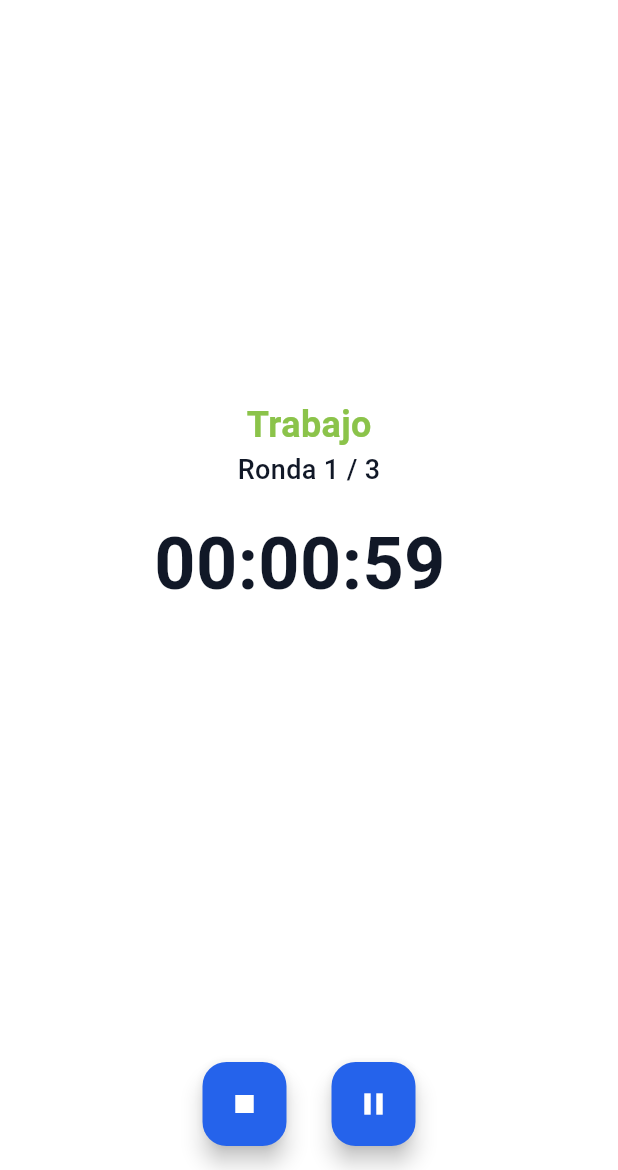
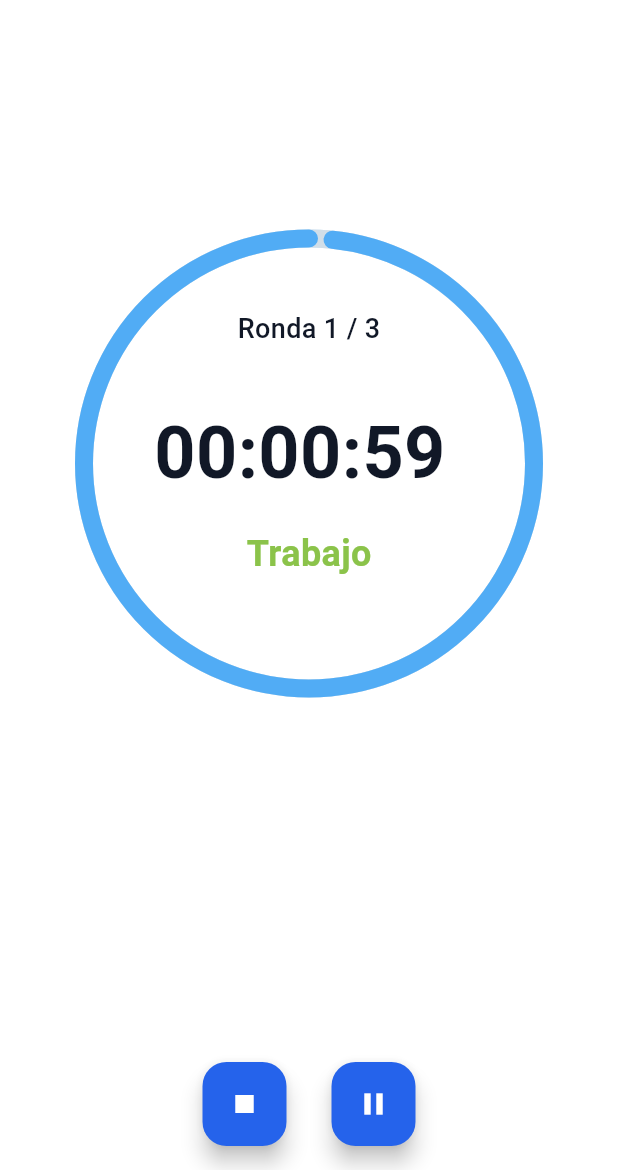
Before and after one commit to RaymundoSantorski/timer_app, a Flutter app: the screen it shows after launch, after a tap on the "remove" icon, after a tap on the "add" icon, after a tap on the "play arrow" icon, on a phone screen of 412 x 824 dp, the part 66-1236 px from its top. Run offline on Flutter 3.47's test engine with Material 3 defaults, Android fonts, the phone set to English and light mode, and no system bars; our stand-ins replace audioplayers, flutter_local_notifications, shared_preferences, timezone, vibration; missing offline and left inert: numeric_selector.

Commit message:
add: app finished

```diff
--- a/lib/main.dart
+++ b/lib/main.dart
@@ -5,10 +5,14 @@ import 'package:timer/models/timer_session.dart';
 import 'package:timer/services/audio_service.dart';
 import 'package:timer/services/notification_service.dart';
 import 'package:timer/services/timer_service.dart';
+import 'package:timer/widgets/active_timer.dart';
+import 'package:timer/widgets/circle.dart';
+import 'package:timer/widgets/circular_timer.dart';
 import 'package:timer/widgets/round.dart';
 import 'package:timer/widgets/round_controls.dart';
 import 'package:timer/widgets/runninfab.dart';
 import 'package:timer/widgets/set_rest_label.dart';
+import 'package:timer/widgets/set_timer.dart';
 import 'package:timer/widgets/stoppedfab.dart';
 import 'package:timer/widgets/time_selector.dart';
 import 'package:vibration/vibration.dart';
@@ -344,36 +348,26 @@ class _MyHomePageState extends State<MyHomePage> {
         mainAxisAlignment: MainAxisAlignment.center,
         children: [
           (isRunning || isPaused)
-              ? MyTimerState(
-                  key: Key('statusText_$selectorVersion'),
+              ? ActiveTimer(
                   isResting: isResting,
+                  currentRound: currentRound,
+                  progress:
+                      remainingSeconds /
+                      (isResting ? restSeconds : workSeconds),
+                  remainingSeconds: remainingSeconds,
+                  totalRounds: totalRounds,
+                  key: Key('active_timer_$selectorVersion'),
                 )
-              : SetRestLabel(
+              : SetTimer(
                   restSeconds: restSeconds,
                   onRestChanged: setRestSeconds,
-                ),
-          isRunning || isPaused
-              ? Round(
-                  currentRound: currentRound,
-                  totalRounds: totalRounds,
-                  key: Key('roundText_$selectorVersion'),
-                )
-              : RoundControls(
                   decrementRounds: decrementRounds,
                   totalRounds: totalRounds,
                   incrementRounds: incrementRounds,
+                  initialSeconds: workSeconds,
+                  onValueChanged: setWorkSeconds,
                 ),
-          (!isRunning && !isPaused)
-              ? TimeSelector(
-                  key: Key('$selectorVersion'),
-                  onValueChanged: setWorkSeconds,
-                  initialSeconds: workSeconds,
-                )
-              : WorkTime(
-                  workSeconds: remainingSeconds,
-                  key: Key('workTime_$selectorVersion'),
-                ),
-          SizedBox(height: 100),
+          SizedBox(height: 200),
         ],
       ),
     );
--- a/lib/services/notification_service.dart
+++ b/lib/services/notification_service.dart
@@ -160,7 +160,7 @@ class NotificationService {
       id: 1,
       title: 'N2',
       body: '15 seconds',
-      scheduledDate: n1,
+      scheduledDate: n2,
       notificationDetails: details,
       androidScheduleMode: AndroidScheduleMode.exactAllowWhileIdle,
     );
@@ -168,11 +168,10 @@ class NotificationService {
       id: 02,
       title: 'N3',
       body: '20 seconds',
-      scheduledDate: n1,
+      scheduledDate: n3,
       notificationDetails: details,
       androidScheduleMode: AndroidScheduleMode.exactAllowWhileIdle,
     );
-    print('Tested');
   }
 
   static Future<void> scheduleNotifications(
@@ -236,7 +235,5 @@ class NotificationService {
 
   static Future<void> cancelAll() async {
     await notificationsPlugin.cancelAll();
-
-    final pending = await notificationsPlugin.pendingNotificationRequests();
   }
 }
--- /dev/null
+++ b/lib/widgets/active_timer.dart
@@ -0,0 +1,52 @@
+import 'package:flutter/material.dart';
+import 'package:timer/widgets/circle.dart';
+import 'package:timer/widgets/round.dart';
+import 'package:timer/widgets/timer_state.dart';
+import 'package:timer/widgets/work_time.dart';
+
+class ActiveTimer extends StatelessWidget {
+  const ActiveTimer({
+    super.key,
+    required this.isResting,
+    required this.currentRound,
+    required this.totalRounds,
+    required this.progress,
+    required this.remainingSeconds,
+  });
+  final bool isResting;
+  final int currentRound;
+  final int totalRounds;
+  final double progress;
+  final int remainingSeconds;
+
+  @override
+  Widget build(BuildContext context) {
+    return Column(
+      mainAxisAlignment: MainAxisAlignment.center,
+      children: [
+        Round(currentRound: currentRound, totalRounds: totalRounds),
+        Stack(
+          fit: StackFit.loose,
+          alignment: AlignmentDirectional.center,
+          children: [
+            AnimatedSwitcher(
+              duration: Duration(milliseconds: 300),
+              child: CustomPaint(
+                key: Key('circle-$progress'),
+                size: const Size(100, 100),
+                painter: Circle(progress: progress),
+              ),
+            ),
+            Column(
+              children: [
+                SizedBox(height: 20),
+                WorkTime(workSeconds: remainingSeconds),
+                MyTimerState(isResting: isResting),
+              ],
+            ),
+          ],
+        ),
+      ],
+    );
+  }
+}
--- /dev/null
+++ b/lib/widgets/circle.dart
@@ -0,0 +1,48 @@
+import 'dart:math';
+
+import 'package:flutter/material.dart';
+
+class Circle extends CustomPainter {
+  final double progress;
+
+  const Circle({required this.progress});
+
+  @override
+  void paint(Canvas canvas, Size size) {
+    final center = Offset(size.width / 2, size.height / 2);
+    final radius = 150.0;
+    final backgroundPaint = Paint()
+      ..color = Colors.grey.shade300
+      ..strokeWidth = 12
+      ..style = PaintingStyle.stroke;
+
+    canvas.drawCircle(center, radius, backgroundPaint);
+    final progressPaint = Paint()
+      ..color = progress >= 0.5
+          ? Colors.blue
+          : progress >= 0.2
+          ? Colors.amber
+          : Colors.redAccent
+      ..strokeWidth = 12
+      ..style = PaintingStyle.stroke
+      ..strokeCap = StrokeCap.round;
+
+    canvas.drawArc(
+      Rect.fromCircle(center: center, radius: radius),
+      -pi / 2,
+      -2 * pi * progress,
+      false,
+      progressPaint,
+    );
+  }
+
+  @override
+  bool shouldRepaint(covariant CustomPainter oldDelegate) {
+    return true;
+  }
+
+  @override
+  bool shouldRebuildSemantics(covariant CustomPainter oldDelegate) {
+    return false;
+  }
+}
--- /dev/null
+++ b/lib/widgets/circular_timer.dart
@@ -0,0 +1,23 @@
+import 'package:flutter/material.dart';
+
+class CircularTimer extends StatelessWidget {
+  const CircularTimer({super.key, required this.total, required this.current});
+  final int total;
+  final int current;
+
+  @override
+  Widget build(BuildContext context) {
+    double value = current / total;
+    return CircularProgressIndicator(
+      constraints: BoxConstraints(minWidth: 250, minHeight: 250),
+      padding: EdgeInsets.all(8.0),
+      backgroundColor: Colors.transparent,
+      color: value >= 0.5
+          ? Colors.blue
+          : value >= 0.2
+          ? Colors.amber
+          : Colors.red,
+      value: value,
+    );
+  }
+}
--- a/lib/widgets/round.dart
+++ b/lib/widgets/round.dart
@@ -11,9 +11,13 @@ class Round extends StatelessWidget {
 
   @override
   Widget build(BuildContext context) {
-    return Text(
-      'Ronda $currentRound / $totalRounds',
-      style: TextStyle(fontSize: 18, fontWeight: FontWeight.w500),
+    return AnimatedSwitcher(
+      duration: Duration(milliseconds: 500),
+      child: Text(
+        key: Key('currentRound-$currentRound'),
+        'Ronda $currentRound / $totalRounds',
+        style: TextStyle(fontSize: 18, fontWeight: FontWeight.w500),
+      ),
     );
   }
 }
--- /dev/null
+++ b/lib/widgets/set_timer.dart
@@ -0,0 +1,43 @@
+import 'package:flutter/material.dart';
+import 'package:timer/widgets/round_controls.dart';
+import 'package:timer/widgets/set_rest_label.dart';
+import 'package:timer/widgets/time_selector.dart';
+
+class SetTimer extends StatelessWidget {
+  const SetTimer({
+    super.key,
+    required this.restSeconds,
+    required this.onRestChanged,
+    required this.decrementRounds,
+    required this.totalRounds,
+    required this.incrementRounds,
+    required this.initialSeconds,
+    required this.onValueChanged,
+  });
+  final int restSeconds;
+  final Function(int) onRestChanged;
+  final void Function() decrementRounds;
+  final int totalRounds;
+  final void Function() incrementRounds;
+  final int initialSeconds;
+  final Function(int) onValueChanged;
+
+  @override
+  Widget build(BuildContext context) {
+    return Column(
+      mainAxisAlignment: MainAxisAlignment.center,
+      children: [
+        SetRestLabel(restSeconds: restSeconds, onRestChanged: onRestChanged),
+        RoundControls(
+          decrementRounds: decrementRounds,
+          totalRounds: totalRounds,
+          incrementRounds: incrementRounds,
+        ),
+        TimeSelector(
+          initialSeconds: initialSeconds,
+          onValueChanged: onValueChanged,
+        ),
+      ],
+    );
+  }
+}
--- a/lib/widgets/timer_state.dart
+++ b/lib/widgets/timer_state.dart
@@ -8,12 +8,18 @@ class MyTimerState extends StatelessWidget {
   Widget build(BuildContext context) {
     return Title(
       color: Colors.black,
-      child: Text(
-        isResting ? 'Descanso' : 'Trabajo',
-        style: TextStyle(
-          fontSize: 24,
-          fontWeight: FontWeight.w600,
-          color: isResting ? ColorScheme.of(context).error : Colors.lightGreen,
+      child: AnimatedSwitcher(
+        duration: Duration(milliseconds: 500),
+        child: Text(
+          key: Key('workState-${isResting ? 'rest' : 'work'}'),
+          isResting ? 'Descanso' : 'Trabajo',
+          style: TextStyle(
+            fontSize: 24,
+            fontWeight: FontWeight.w600,
+            color: isResting
+                ? ColorScheme.of(context).error
+                : Colors.lightGreen,
+          ),
         ),
       ),
     );
--- a/lib/widgets/work_time.dart
+++ b/lib/widgets/work_time.dart
@@ -27,7 +27,16 @@ class WorkTime extends StatelessWidget {
           FittedBox(
             child: Text(
               '${(workDuration.inSeconds % 60).toString().padLeft(2, '0')} ',
-              style: TextStyle(fontWeight: FontWeight.bold, fontSize: 48),
+              style: TextStyle(
+                fontWeight: FontWeight.bold,
+                fontSize: workSeconds == 1
+                    ? 60
+                    : workSeconds == 2
+                    ? 56
+                    : workSeconds == 3
+                    ? 52
+                    : 48,
+              ),
             ),
           ),
         ],
--- a/pubspec.yaml
+++ b/pubspec.yaml
@@ -16,7 +16,7 @@ publish_to: 'none' # Remove this line if you wish to publish to pub.dev
 # https://developer.apple.com/library/archive/documentation/General/Reference/InfoPlistKeyReference/Articles/CoreFoundationKeys.html
 # In Windows, build-name is used as the major, minor, and patch parts
 # of the product and file versions while build-number is used as the build suffix.
-version: 1.0.0+10
+version: 1.0.0+11
 
 environment:
   sdk: ^3.11.4
```
